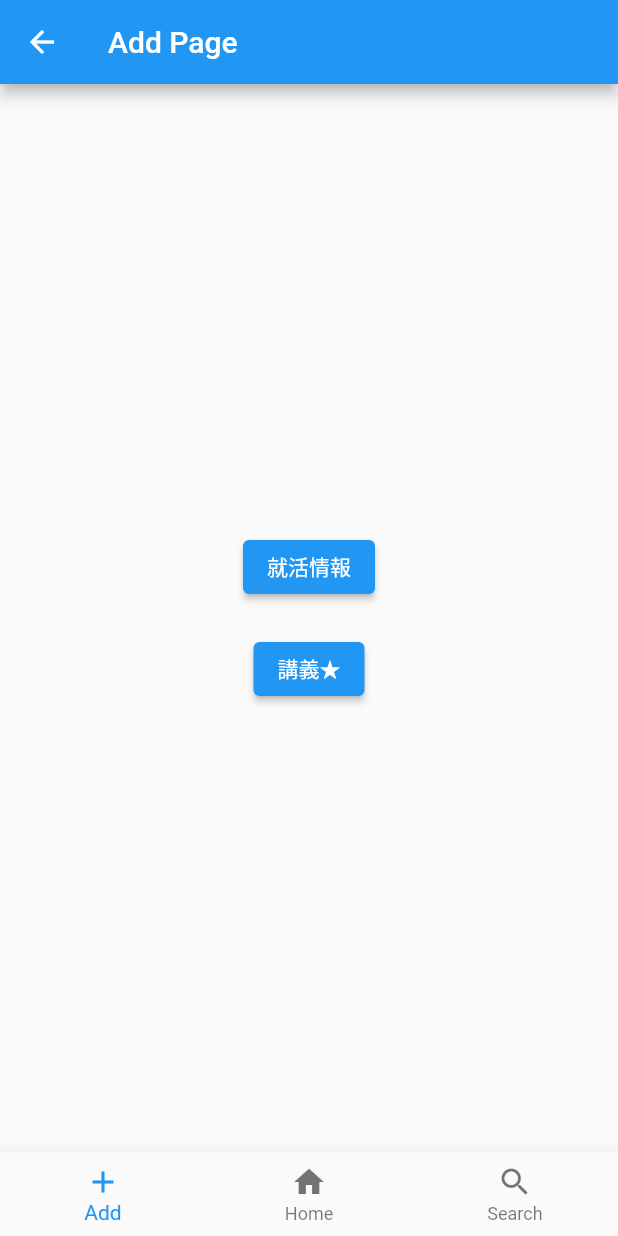
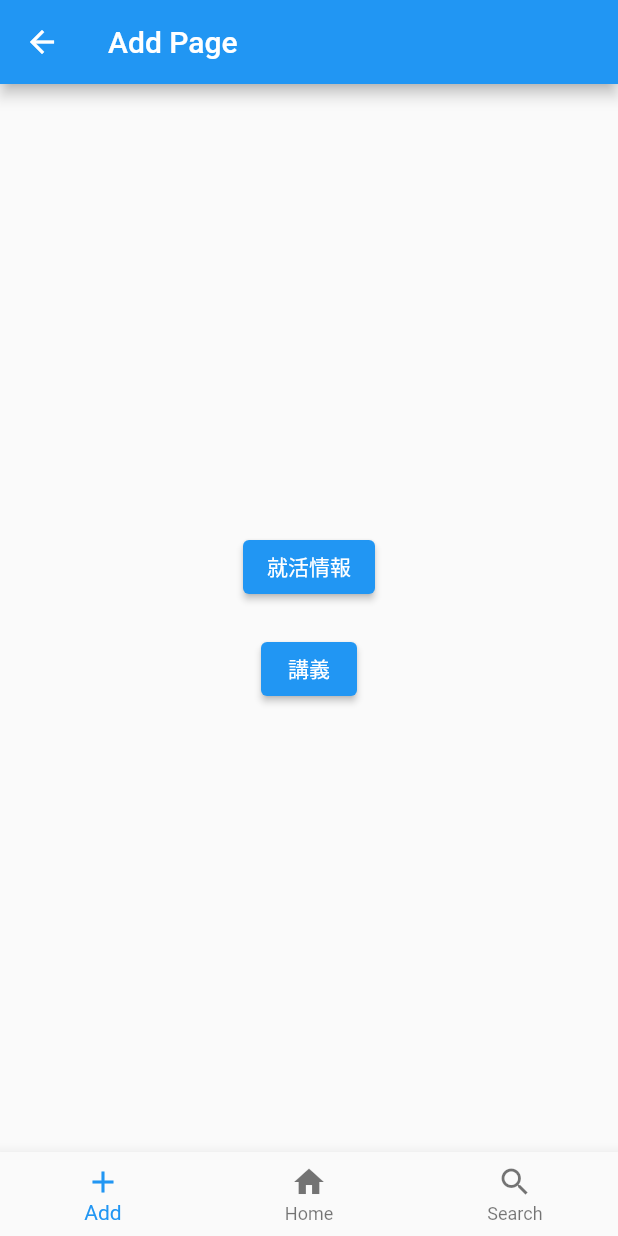
Before and after one commit to tanaka-0224/pbl_project, a Flutter app: the AddPage screen opened directly, on a phone screen of 412 x 824 dp. Run offline on Flutter 3.47's test engine with Material 2 defaults, Android fonts, the phone set to English and light mode, and no system bars.

Commit message:
test2
modosita

```diff
--- a/lib/add_page.dart
+++ b/lib/add_page.dart
@@ -34,7 +34,7 @@ class AddPage extends StatelessWidget {
                   MaterialPageRoute(builder: (context) => AssignPage()),
                 );
               },
-              child: Text('講義★'),
+              child: Text('講義'),
             ),
           ],
         ),
```
